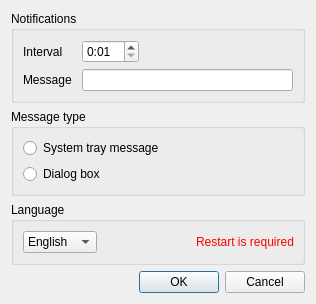
swarmer/restnotifier, file restnotifier/settingsdialog.ui: the form before one commit.
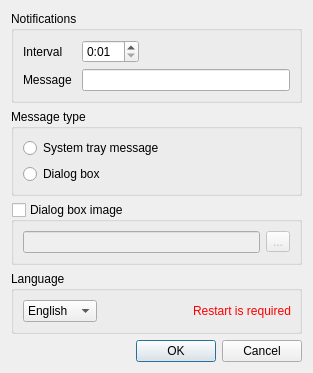
The form after the commit. Icons and pictures are not drawn.

Commit message: Add image settings

What changed in the file:
```diff
--- a/restnotifier/settingsdialog.ui
+++ b/restnotifier/settingsdialog.ui
@@ -6,8 +6,8 @@
    <rect>
     <x>0</x>
     <y>0</y>
-    <width>316</width>
-    <height>274</height>
+    <width>313</width>
+    <height>337</height>
    </rect>
   </property>
   <property name="windowTitle">
@@ -123,6 +123,35 @@
     </widget>
    </item>
    <item row="2" column="0">
+    <widget class="QGroupBox" name="imageGroupBox">
+     <property name="title">
+      <string>Dialog box image</string>
+     </property>
+     <property name="checkable">
+      <bool>true</bool>
+     </property>
+     <property name="checked">
+      <bool>false</bool>
+     </property>
+     <layout class="QHBoxLayout" name="horizontalLayout_2">
+      <item>
+       <widget class="QLineEdit" name="imageLineEdit">
+        <property name="maxLength">
+         <number>5000</number>
+        </property>
+       </widget>
+      </item>
+      <item>
+       <widget class="QToolButton" name="imagePathButton">
+        <property name="text">
+         <string>...</string>
+        </property>
+       </widget>
+      </item>
+     </layout>
+    </widget>
+   </item>
+   <item row="3" column="0">
     <widget class="QGroupBox" name="groupBox_3">
      <property name="title">
       <string>Language</string>
@@ -172,7 +201,7 @@
      </layout>
     </widget>
    </item>
-   <item row="3" column="0">
+   <item row="4" column="0">
     <spacer name="verticalSpacer">
      <property name="orientation">
       <enum>Qt::Vertical</enum>
@@ -185,7 +214,7 @@
      </property>
     </spacer>
    </item>
-   <item row="4" column="0">
+   <item row="5" column="0">
     <widget class="QDialogButtonBox" name="dialogButtonBox">
      <property name="orientation">
       <enum>Qt::Horizontal</enum>
```
Left out of the diff: 2 changed lines with no effect on the pictures. The commit also changes 2 other files.
